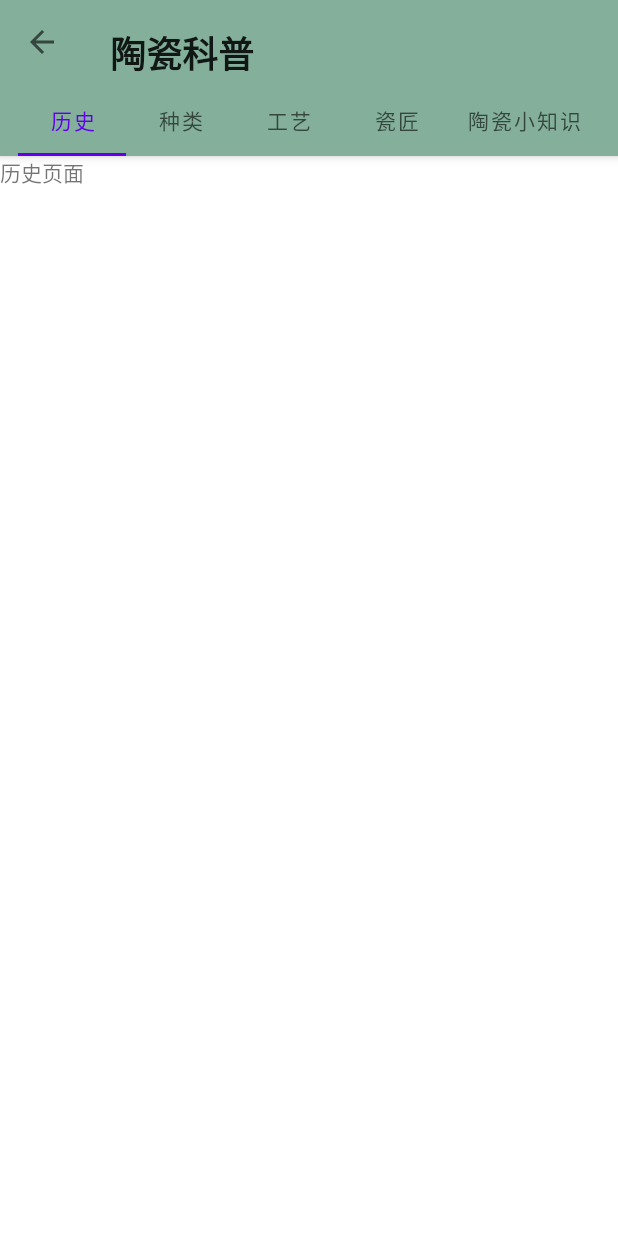
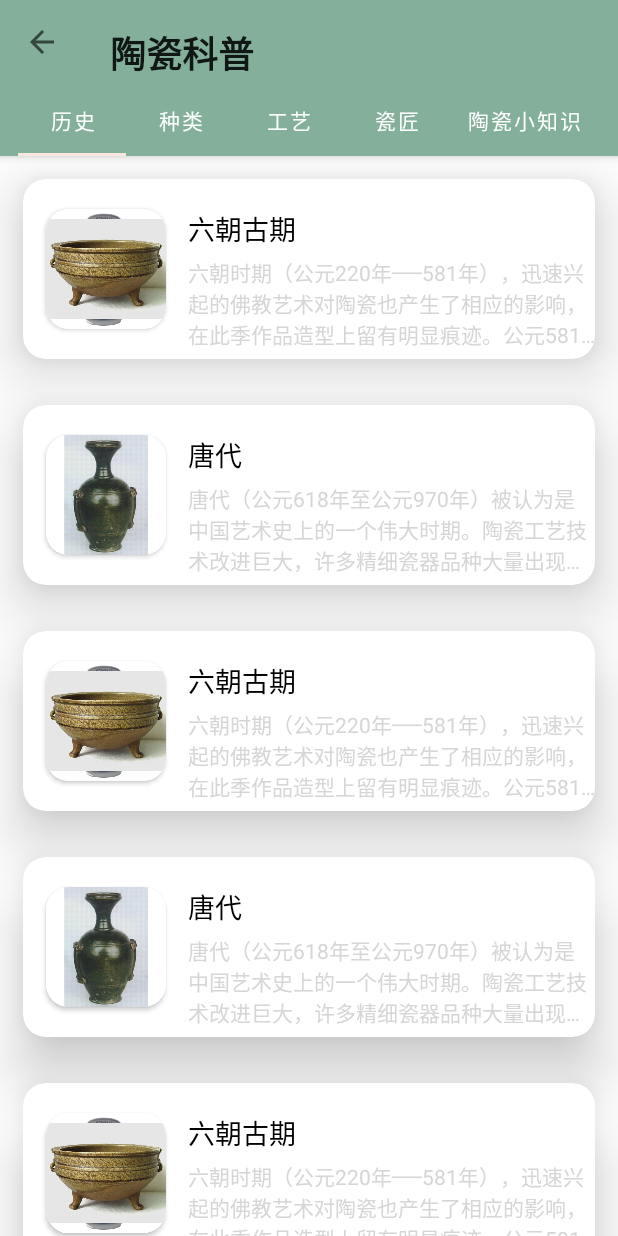
Before and after one commit to leiteorz/PorcelainApp, an Android app: the ChinaHistoryFragment screen opened directly, with no data from a screen before it, on a phone screen of 412 x 824 dp. Run offline under Robolectric (Android 15) with nearby library versions, the phone set to English and light mode, and no system bars.

Commit message:
摸鱼。。。

```diff
--- a/samples/ar-model-viewer/src/main/AndroidManifest.xml
+++ b/samples/ar-model-viewer/src/main/AndroidManifest.xml
@@ -38,7 +38,7 @@
             android:name="com.android.china.view.PocelainKepuActivity"
             android:exported="false" />
         <activity
-            android:name="com.android.china.view.PocelainStoryDetailPageActivity"
+            android:name="com.android.china.view.PorcelainStoryDetailPageActivity"
             android:exported="false" />
         <activity
             android:name="com.android.china.view.ChinaGcItemActivity"
--- /dev/null
+++ b/samples/ar-model-viewer/src/main/java/com/android/china/adpter/KepuHistoryAdapter.java
@@ -0,0 +1,72 @@
+package com.android.china.adpter;
+
+import android.content.Intent;
+import android.view.LayoutInflater;
+import android.view.View;
+import android.view.ViewGroup;
+import android.widget.ImageView;
+import android.widget.TextView;
+
+import androidx.recyclerview.widget.RecyclerView;
+
+import com.android.china.model.ChinaHistory;
+import com.android.china.model.GuanCang;
+import com.android.china.view.ChinaGcItemActivity;
+import com.google.android.material.card.MaterialCardView;
+import com.google.ar.sceneform.samples.gltf.R;
+
+import java.util.List;
+
+/**
+ * @Author Crwei
+ * date 2023/3/24 20:43
+ */
+
+public class KepuHistoryAdapter extends RecyclerView.Adapter<KepuHistoryAdapter.ViewHolder> {
+    private List<ChinaHistory> mList;
+
+    static class ViewHolder extends RecyclerView.ViewHolder{
+        ImageView historyImage;
+        TextView historyName;
+        TextView historyDescription;
+        MaterialCardView historyItem;
+
+        public ViewHolder(View view){
+            super(view);
+            historyImage = view.findViewById(R.id.kepu_history_iamge);
+            historyName = view.findViewById(R.id.kepu_history_textView);
+            historyDescription = view.findViewById(R.id.kepu_history_description);
+            historyItem = view.findViewById(R.id.kepu_history_item);
+        }
+    }
+
+    public KepuHistoryAdapter(List<ChinaHistory> historyList){
+        mList = historyList;
+    }
+
+    @Override
+    public KepuHistoryAdapter.ViewHolder onCreateViewHolder(ViewGroup parent, int viewType) {
+        View view = LayoutInflater.from(parent.getContext()).inflate(R.layout.activity_kepu_history_item,parent,false);
+        KepuHistoryAdapter.ViewHolder holder = new KepuHistoryAdapter.ViewHolder(view);
+        holder.historyItem.setOnClickListener(new View.OnClickListener() {
+            @Override
+            public void onClick(View view) {
+                int position = holder.getAdapterPosition();
+            }
+        });
+        return holder;
+    }
+
+    @Override
+    public void onBindViewHolder(KepuHistoryAdapter.ViewHolder holder, int position) {
+        ChinaHistory history = mList.get(position);
+        holder.historyName.setText(history.getName());
+        holder.historyDescription.setText(history.getDescription());
+        holder.historyImage.setImageResource(history.getImageId());
+    }
+
+    @Override
+    public int getItemCount() {
+        return mList.size();
+    }
+}
--- /dev/null
+++ b/samples/ar-model-viewer/src/main/java/com/android/china/model/ChinaHistory.java
@@ -0,0 +1,51 @@
+package com.android.china.model;
+
+/**
+ * @Author Crwei
+ * date 2023/3/24 21:01
+ */
+
+public class ChinaHistory {
+    String name;    //名字
+    String description; //描述
+    int imageId;    //图片
+
+    public ChinaHistory(String name, String description, int imageId) {
+        this.name = name;
+        this.description = description;
+        this.imageId = imageId;
+    }
+
+    @Override
+    public String toString() {
+        return "ChinaHistory{" +
+                "name='" + name + '\'' +
+                ", description='" + description + '\'' +
+                ", imageId=" + imageId +
+                '}';
+    }
+
+    public String getName() {
+        return name;
+    }
+
+    public void setName(String name) {
+        this.name = name;
+    }
+
+    public String getDescription() {
+        return description;
+    }
+
+    public void setDescription(String description) {
+        this.description = description;
+    }
+
+    public int getImageId() {
+        return imageId;
+    }
+
+    public void setImageId(int imageId) {
+        this.imageId = imageId;
+    }
+}
--- a/samples/ar-model-viewer/src/main/java/com/android/china/view/ChinaHistoryFragment.java
+++ b/samples/ar-model-viewer/src/main/java/com/android/china/view/ChinaHistoryFragment.java
@@ -5,26 +5,37 @@ import android.os.Bundle;
 import androidx.annotation.NonNull;
 import androidx.annotation.Nullable;
 import androidx.fragment.app.Fragment;
+import androidx.recyclerview.widget.LinearLayoutManager;
 
 import android.view.LayoutInflater;
 import android.view.View;
 import android.view.ViewGroup;
 import android.widget.TextView;
 
+import com.android.china.adpter.GuanCangAdapter;
+import com.android.china.adpter.KepuHistoryAdapter;
+import com.android.china.model.China;
+import com.android.china.model.ChinaHistory;
+import com.android.china.model.GuanCang;
 import com.google.ar.sceneform.samples.gltf.R;
+import com.google.ar.sceneform.samples.gltf.databinding.FragmentChinaHistoryBinding;
+
+import java.util.ArrayList;
+import java.util.List;
 
 
 public class ChinaHistoryFragment extends Fragment {
-
+    private FragmentChinaHistoryBinding binding;
+    private KepuHistoryAdapter kepuHistoryAdapter;
+    private List<ChinaHistory> list;
     private static final String ARG_PARAM1 = "param1";
     private static final String ARG_PARAM2 = "param2";
 
-    // TODO: Rename and change types of parameters
     private String mParam1;
     private String mParam2;
 
     public ChinaHistoryFragment() {
-        // Required empty public constructor
+
     }
 
     public static ChinaHistoryFragment newInstance(String param1, String param2) {
@@ -48,13 +59,36 @@ public class ChinaHistoryFragment extends Fragment {
     public View onCreateView(LayoutInflater inflater, ViewGroup container,
                              Bundle savedInstanceState) {
         // Inflate the layout for this fragment
-        return inflater.inflate(R.layout.fragment_china_history, container, false);
+        binding = FragmentChinaHistoryBinding.inflate(getLayoutInflater());
+        View view = binding.getRoot();
+        return view;
     }
 
     @Override
     public void onViewCreated(@NonNull View view, @Nullable Bundle savedInstanceState) {
         super.onViewCreated(view, savedInstanceState);
-        TextView textView = view.findViewById(R.id.text_history);
-        textView.setText(mParam1);
+        initHistoryData();
+        initRecycerView();
+    }
+    @Override
+    public void onDestroyView() {
+        super.onDestroyView();
+        binding = null;
+    }
+    public void initHistoryData(){
+        list = new ArrayList<>();
+        for(int i = 0 ;i<10;i++){
+            list.add(new ChinaHistory("六朝古期",("六朝时期（公元220年──581年），迅速兴起的佛教艺术对陶瓷也产生了相应的影响，" +
+                    "在此季作品造型上留有明显痕迹。公元581年隋朝夺取了权力，结束了长期的南北分裂局面，但它只统治到公元618年就被唐所取代。隋朝瓷器也开始兴起于市。"),
+                    R.drawable.kepu1));
+            list.add(new ChinaHistory("唐代","唐代（公元618年至公元970年）被认为是中国艺术史上的一个伟大时期。陶瓷工艺技术改进巨大，许多精细瓷器品种大量出现，即用当今的鉴测标准来衡量，它们也算得上是真正的优质瓷器。唐末大乱，英雄竟起，接踵而来的是一个朝代争夺局面，即五代，" +
+                    "这种局面一直持续到公元960年。连年战乱中却出现了一个陶瓷新品种──柴窑瓷（萧窑），质地之优被广为传颂，但传世者极为罕见。",R.drawable.kepu2));
+        }
+    }
+    public void initRecycerView(){
+        LinearLayoutManager layoutManager = new LinearLayoutManager(getContext());
+        binding.kepuHistoryRecyclerView.setLayoutManager(layoutManager);
+        KepuHistoryAdapter adapter = new KepuHistoryAdapter(list);
+        binding.kepuHistoryRecyclerView.setAdapter(adapter);
     }
 }
--- /dev/null
+++ b/samples/ar-model-viewer/src/main/java/com/android/china/view/ChinaKindFragment.java
@@ -0,0 +1,66 @@
+package com.android.china.view;
+
+import android.os.Bundle;
+
+import androidx.fragment.app.Fragment;
+
+import android.view.LayoutInflater;
+import android.view.View;
+import android.view.ViewGroup;
+
+import com.google.ar.sceneform.samples.gltf.R;
+
+/**
+ * A simple {@link Fragment} subclass.
+ * Use the {@link ChinaKindFragment#newInstance} factory method to
+ * create an instance of this fragment.
+ */
+public class ChinaKindFragment extends Fragment {
+
+    // TODO: Rename parameter arguments, choose names that match
+    // the fragment initialization parameters, e.g. ARG_ITEM_NUMBER
+    private static final String ARG_PARAM1 = "param1";
+    private static final String ARG_PARAM2 = "param2";
+
+    // TODO: Rename and change types of parameters
+    private String mParam1;
+    private String mParam2;
+
+    public ChinaKindFragment() {
+        // Required empty public constructor
+    }
+
+    /**
+     * Use this factory method to create a new instance of
+     * this fragment using the provided parameters.
+     *
+     * @param param1 Parameter 1.
+     * @param param2 Parameter 2.
+     * @return A new instance of fragment ChinaKindFragment.
+     */
+    // TODO: Rename and change types and number of parameters
+    public static ChinaKindFragment newInstance(String param1, String param2) {
+        ChinaKindFragment fragment = new ChinaKindFragment();
+        Bundle args = new Bundle();
+        args.putString(ARG_PARAM1, param1);
+        args.putString(ARG_PARAM2, param2);
+        fragment.setArguments(args);
+        return fragment;
+    }
+
+    @Override
+    public void onCreate(Bundle savedInstanceState) {
+        super.onCreate(savedInstanceState);
+        if (getArguments() != null) {
+            mParam1 = getArguments().getString(ARG_PARAM1);
+            mParam2 = getArguments().getString(ARG_PARAM2);
+        }
+    }
+
+    @Override
+    public View onCreateView(LayoutInflater inflater, ViewGroup container,
+                             Bundle savedInstanceState) {
+        // Inflate the layout for this fragment
+        return inflater.inflate(R.layout.fragment_china_kind, container, false);
+    }
+}
--- a/samples/ar-model-viewer/src/main/java/com/android/china/view/PocelainKepuActivity.java
+++ b/samples/ar-model-viewer/src/main/java/com/android/china/view/PocelainKepuActivity.java
@@ -4,19 +4,23 @@ import androidx.appcompat.app.AppCompatActivity;
 import androidx.fragment.app.Fragment;
 
 import android.content.Intent;
+import android.content.res.ColorStateList;
 import android.graphics.Color;
 import android.os.Build;
 import android.os.Bundle;
 import android.view.View;
 import android.view.Window;
 import android.view.WindowManager;
+import android.widget.TextView;
 
 import com.android.china.adpter.PorcelainKepuFragmentAdapter;
+import com.google.android.material.tabs.TabLayout;
 import com.google.ar.sceneform.samples.gltf.R;
 import com.google.ar.sceneform.samples.gltf.databinding.ActivityPocelainKepuBinding;
 
 import java.util.ArrayList;
 import java.util.List;
+import java.util.Objects;
 
 public class PocelainKepuActivity extends AppCompatActivity {
     private ActivityPocelainKepuBinding binding;
@@ -30,6 +34,7 @@ public class PocelainKepuActivity extends AppCompatActivity {
         initToolbar();
         initData();
         initStatusandTitlebar();
+
     }
     public void initBinding(){
         binding = ActivityPocelainKepuBinding.inflate(getLayoutInflater());
--- /dev/null
+++ b/samples/ar-model-viewer/src/main/res/layout/activity_kepu_history_item.xml
@@ -0,0 +1,54 @@
+<?xml version="1.0" encoding="utf-8"?>
+<com.google.android.material.card.MaterialCardView xmlns:android="http://schemas.android.com/apk/res/android"
+    xmlns:app="http://schemas.android.com/apk/res-auto"
+    android:id="@+id/kepu_history_item"
+    android:orientation="horizontal"
+    android:layout_width="match_parent"
+    app:cardBackgroundColor="@color/white"
+    app:cardCornerRadius="15dp"
+    app:cardElevation="25dp"
+    android:layout_margin="15dp"
+    android:layout_height="120dp">
+    <androidx.cardview.widget.CardView
+        android:layout_width="80dp"
+        android:layout_gravity="center_vertical"
+        android:padding="5dp"
+        android:layout_margin="15dp"
+        app:cardCornerRadius="15dp"
+        android:layout_height="80dp">
+        <ImageView
+            android:id="@+id/kepu_history_iamge"
+            android:background="@drawable/qing_hua_ci"
+            android:layout_width="80dp"
+            android:layout_height="80dp"/>
+    </androidx.cardview.widget.CardView>
+
+    <LinearLayout
+        android:orientation="vertical"
+        android:layout_width="match_parent"
+        android:layout_height="wrap_content">
+
+        <TextView
+            android:id="@+id/kepu_history_textView"
+            android:text="六朝时期"
+            android:layout_marginLeft="110dp"
+            android:layout_width="wrap_content"
+            android:layout_height="wrap_content"
+            android:textColor="@color/black"
+            android:textSize="18sp"
+
+            android:layout_marginTop="19dp"/>
+
+        <TextView
+            android:id="@+id/kepu_history_description"
+            android:text="六朝时期（公元220年──581年），迅速兴起的佛教艺术对陶瓷也产生了相应的影响，在此季作品造型上留有明显痕迹。公元581年隋朝夺取了权力，结束了长期的南北分裂局面，但它只统治到公元618年就被唐所取代。隋朝瓷器也开始兴起于市。"
+            android:layout_marginLeft="110dp"
+            android:layout_marginTop="5dp"
+            android:layout_marginBottom="5dp"
+            android:ellipsize="end"
+            android:lines="3"
+            android:textColor="@color/black70"
+            android:layout_width="match_parent"
+            android:layout_height="wrap_content"/>
+    </LinearLayout>
+</com.google.android.material.card.MaterialCardView>
--- a/samples/ar-model-viewer/src/main/res/layout/activity_pocelain_kepu.xml
+++ b/samples/ar-model-viewer/src/main/res/layout/activity_pocelain_kepu.xml
@@ -20,7 +20,9 @@
             app:titleTextAppearance="@style/toolbar_testStyle"
             android:layout_height="wrap_content"/>
         <com.google.android.material.tabs.TabLayout
+            app:tabTextColor="@color/white"
             android:id="@+id/tab_layout_kepu"
+            app:tabIndicatorColor="#FDE6E0"
             app:tabGravity="start"
             app:tabMode="auto"
             android:background="@color/green_wei"
--- a/samples/ar-model-viewer/src/main/res/layout/fragment_china_history.xml
+++ b/samples/ar-model-viewer/src/main/res/layout/fragment_china_history.xml
@@ -1,14 +1,10 @@
 <FrameLayout xmlns:android="http://schemas.android.com/apk/res/android"
-    xmlns:tools="http://schemas.android.com/tools"
+xmlns:tools="http://schemas.android.com/tools"
+android:layout_width="match_parent"
+android:layout_height="match_parent"
+tools:context="com.android.china.view.ChinaHistoryFragment">
+<androidx.recyclerview.widget.RecyclerView
+    android:id="@+id/kepu_history_RecyclerView"
     android:layout_width="match_parent"
-    android:layout_height="match_parent"
-    tools:context="com.android.china.view.ChinaHistoryFragment">
-
-    <!-- TODO: Update blank fragment layout -->
-    <TextView
-        android:id="@+id/text_history"
-        android:layout_width="match_parent"
-        android:layout_height="match_parent"
-        android:text="@string/hello_blank_fragment" />
-
+    android:layout_height="match_parent"/>
 </FrameLayout>
--- /dev/null
+++ b/samples/ar-model-viewer/src/main/res/layout/fragment_china_kind.xml
@@ -0,0 +1,13 @@
+<FrameLayout xmlns:android="http://schemas.android.com/apk/res/android"
+    xmlns:tools="http://schemas.android.com/tools"
+    android:layout_width="match_parent"
+    android:layout_height="match_parent"
+    tools:context="com.android.china.view.ChinaKindFragment">
+
+    <!-- TODO: Update blank fragment layout -->
+    <TextView
+        android:layout_width="match_parent"
+        android:layout_height="match_parent"
+        android:text="@string/hello_blank_fragment" />
+
+</FrameLayout>
```
Also changed, not shown: samples/ar-model-viewer/src/main/res/drawable/kepu1.png (added), samples/ar-model-viewer/src/main/res/drawable/kepu2.png (added).
